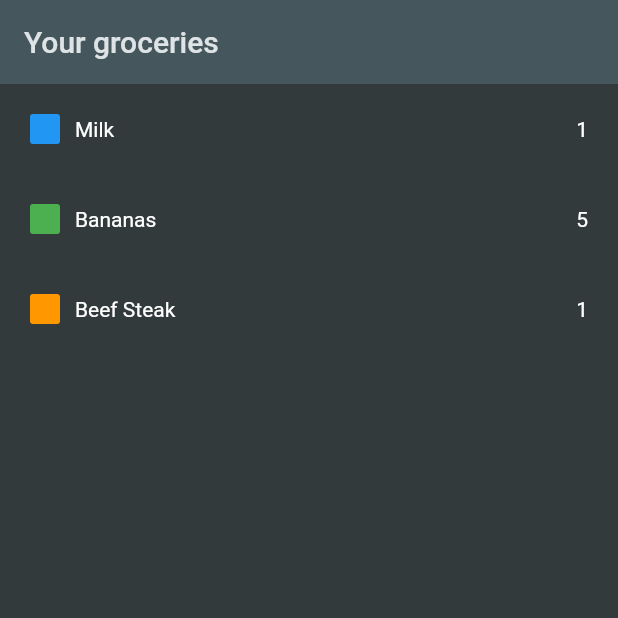
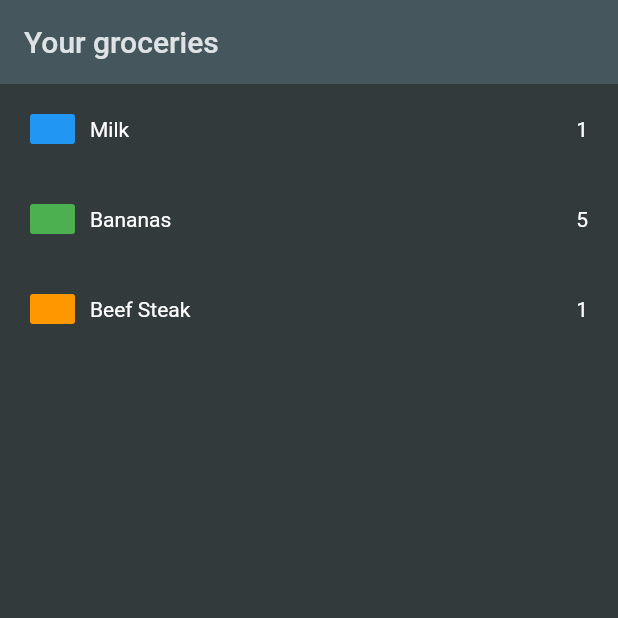
Before and after one commit to coderrrrr2/shopping_list, a Flutter app: the screen it shows after launch, on a phone screen of 412 x 824 dp, the top half of it. Run offline on Flutter 3.47's test engine with Material 2 defaults, Android fonts, the phone set to English and light mode, and no system bars.

Commit message:
first commit

```diff
--- a/lib/widgets.dart/list_items.dart
+++ b/lib/widgets.dart/list_items.dart
@@ -13,7 +13,7 @@ class ListItem extends StatelessWidget {
       child: Row(
         children: [
           Container(
-            width: 20, // Set the width
+            width: 30, // Set the width
             height: 20,
             decoration: BoxDecoration(
               borderRadius: BorderRadius.circular(2.0),
```
